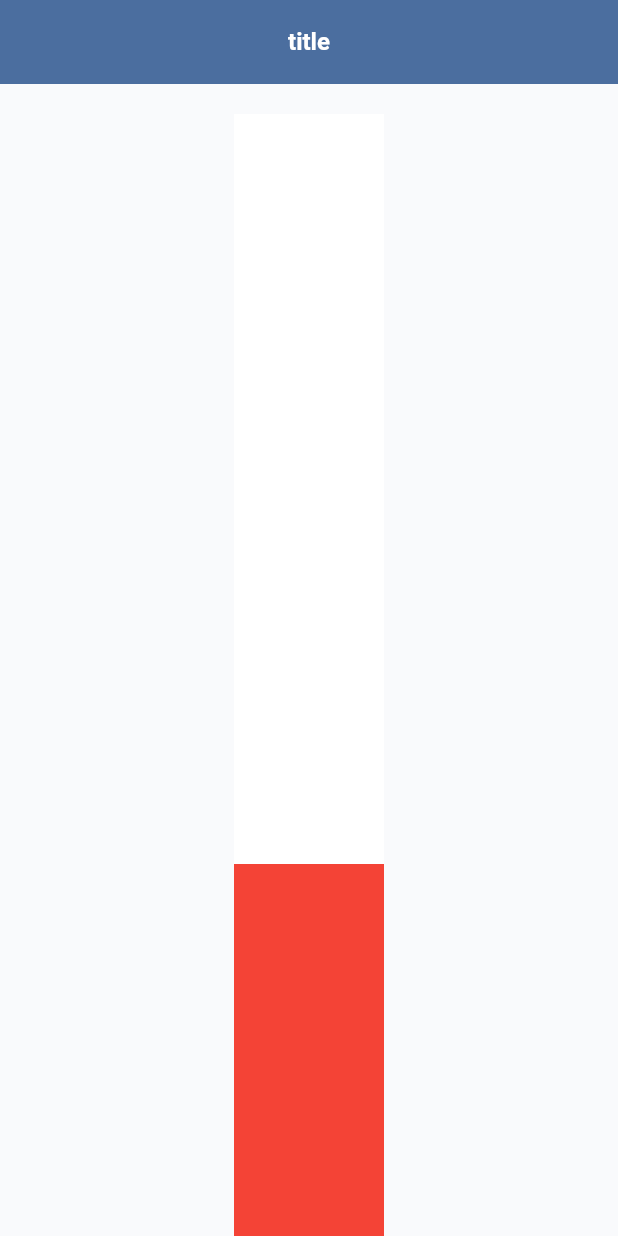
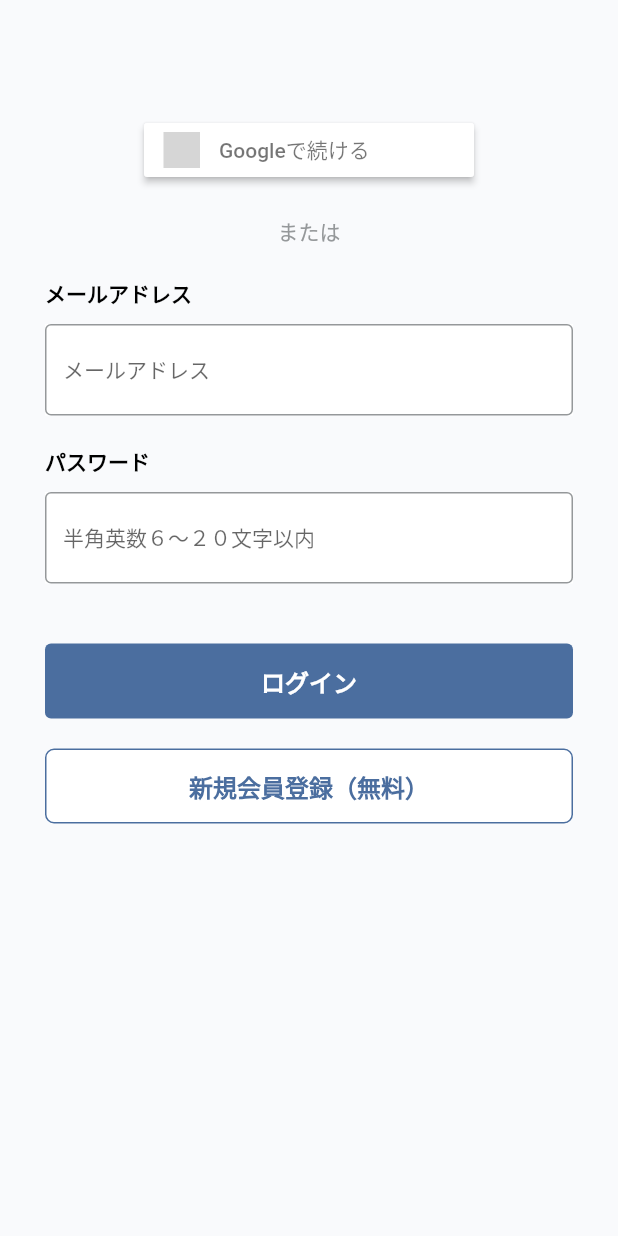
Before and after one commit to TakayamaRai/pattohou, a Flutter app: the screen it shows after launch, on a phone screen of 412 x 824 dp. Run offline on Flutter 3.47's test engine with Material 2 defaults, Android fonts, the phone set to English and light mode, and no system bars; our stand-ins replace cloud_firestore, email_validator, firebase_analytics, firebase_auth, firebase_core, firebase_crashlytics and 6 more; accounts and stored records are empty; grey boxes are pictures that could not be loaded.

Commit message:
signinボタン配置

```diff
--- /dev/null
+++ b/lib/data/shared_preference_key.dart
@@ -0,0 +1,4 @@
+class SPKeys {
+  static const String email = 'email';
+  static const String password = 'password';
+}
--- a/lib/main.dart
+++ b/lib/main.dart
@@ -6,15 +6,14 @@ import 'package:flutter/material.dart';
 import 'package:flutter_localizations/flutter_localizations.dart';
 import 'package:hooks_riverpod/hooks_riverpod.dart';
 import 'package:pattohou/data/color.dart';
-import 'package:pattohou/view/components/complete_dialog.dart';
-import 'package:pattohou/view/components/scroll_view.dart';
-import 'package:pattohou/view/components/textField.dart';
+import 'package:pattohou/models/local/shared_preference.dart';
+import 'package:pattohou/view/signIn/sign_in.dart';
 
 Future<void> main() async {
   await runZonedGuarded<Future<void>>(() async {
     WidgetsFlutterBinding.ensureInitialized();
     await Future.wait([
-      // SharedPreferencesUtil.instance(),
+      SP.instance(),
       Firebase.initializeApp()
     ]);
     FlutterError.onError = FirebaseCrashlytics.instance.recordFlutterFatalError;
@@ -44,47 +43,7 @@ class MyApp extends StatelessWidget {
       theme: ThemeData(
           primaryColor: MyColor.primary,
           fontFamily: 'Roboto'),
-      home:  MyHomePage(),
+      home:  SignInPage(),
     );
   }
 }
-
-
-class MyHomePage extends HookConsumerWidget {
-  @override
-  Widget build(BuildContext context, WidgetRef ref) {
-    return MyScrollView(
-        title: "title",
-        isBackIcon: false,
-        child:Stack(
-          children: [
-            Column(children: [
-              Container(color: Colors.white,height: 500,width: 100,),
-              Container(color: Colors.red,height: 400,width: 100,),
-              Image.asset("assets/complete.png"),
-              MyTextFieldWithLabel(
-                title: "代理人　氏名",
-                hintText: "山田　太郎",
-                controller: ref.watch(_proxyNameControllerProvider),
-                errorText: ref.watch(_errorTextOfProxyName),
-                hasRequiredLabel: true,
-                onChanged: (value) {
-                },
-              ),
-            ],),
-          ],
-        )
-    );
-  }
-}
-
-final _proxyNameControllerProvider =
-Provider.autoDispose<TextEditingController>((ref) =>
-TextEditingController()..text = "");
-
-
-/// 代理人　氏名 [ErrorText]
-final _errorTextOfProxyName = Provider.autoDispose<String>((ref) {
-    return "";
-  }
-);
--- a/lib/view/components/button.dart
+++ b/lib/view/components/button.dart
@@ -93,3 +93,54 @@ class DisableButton extends StatelessWidget {
     );
   }
 }
+
+class OutLineButton extends StatelessWidget {
+  final String name;
+  final double? height;
+  final double? width;
+  final double? left;
+  final double? top;
+  final double? right;
+  final double? bottom;
+  final Color? color;
+  final Function onPressed;
+
+  const OutLineButton({
+    Key? key,
+    required this.name,
+    this.height,
+    this.width,
+    this.left,
+    this.top,
+    this.right,
+    this.bottom,
+    this.color,
+    required this.onPressed,
+  }) : super(key: key);
+
+  @override
+  Widget build(BuildContext context) {
+    return Padding(
+      padding: EdgeInsets.only(left: left ?? 0, top: top ?? 0, right: right ?? 0, bottom: bottom ?? 0),
+      child: SizedBox(
+        height: height,
+        width: width,
+        child: TextButton(
+          style: OutlinedButton.styleFrom(
+            primary: color ?? MyColor.primary,
+            backgroundColor: Colors.white,
+            side: BorderSide(color: color ?? MyColor.primary),
+            shape: const RoundedRectangleBorder(borderRadius: BorderRadius.all(Radius.circular(6))),
+          ),
+          onPressed: () {
+            onPressed();
+          },
+          child: Text(
+            name,
+            style: TextStyle(color: color ?? MyColor.primary, fontSize: 16.0, fontWeight: FontWeight.w600),
+          ),
+        ),
+      ),
+    );
+  }
+}
--- a/lib/view/components/scroll_view.dart
+++ b/lib/view/components/scroll_view.dart
@@ -10,11 +10,15 @@ class MyScrollView extends StatelessWidget {
   final Widget child;
   final double? vertical;
   final double? horizontal;
+  final bool? isLoading;
+  final String? loadingText;
   const MyScrollView({
     this.title,
     this.isBackIcon,
     this.vertical,
     this.horizontal,
+    this.isLoading,
+    this.loadingText,
     required this.child
   });
 
@@ -38,6 +42,8 @@ class MyScrollView extends StatelessWidget {
                 )
             ),
           ),
+          if(isLoading??false)
+            Loading().dialog(message: loadingText??"お待ちください"),
         ],
       ),
     );
--- a/lib/view/components/textField.dart
+++ b/lib/view/components/textField.dart
@@ -4,7 +4,7 @@ import 'package:pattohou/data/color.dart';
 import 'package:pattohou/view/components/label.dart';
 import 'package:pattohou/view/components/text.dart';
 
-class MyTextFieldWithLabel extends StatelessWidget {
+class MyTextField extends StatelessWidget {
   final TextEditingController? controller;
   final TextInputType? keyboardType;
   final String? title;
@@ -17,7 +17,7 @@ class MyTextFieldWithLabel extends StatelessWidget {
   final ValueChanged<String>? onChanged;
   final FocusNode? focusNode;
 
-  const MyTextFieldWithLabel({
+  const MyTextField({
     Key? key,
     this.controller,
     this.keyboardType,
@@ -89,7 +89,7 @@ class MyTextFieldWithLabel extends StatelessWidget {
         if (errorText.isNotEmpty)
           Padding(
             padding: const EdgeInsets.only(top: 3.0),
-            child: text.p14normal(text: errorText, color: MyColor.gray),
+            child: text.p14normal(text: errorText, color: MyColor.red),
           ),
       ],
     );
--- /dev/null
+++ b/lib/view/signIn/sign_in.dart
@@ -0,0 +1,123 @@
+import 'dart:io';
+
+import 'package:flutter/material.dart';
+import 'package:hooks_riverpod/hooks_riverpod.dart';
+import 'package:pattohou/data/color.dart';
+import 'package:pattohou/view/components/button.dart';
+import 'package:pattohou/view/components/load_dialog.dart';
+import 'package:pattohou/view/components/scroll_view.dart';
+import 'package:pattohou/view/components/text.dart';
+import 'package:pattohou/view/components/textField.dart';
+import 'package:pattohou/viewmodel/common/loading_viewmodel.dart';
+import 'package:pattohou/viewmodel/signIn/sign_in_viewmodel.dart';
+import 'package:flutter_signin_button/flutter_signin_button.dart';
+
+class SignInPage extends HookConsumerWidget {
+  SignInPage({Key? key}) : super(key: key);
+  final TextEditingController _ctrlEmail = TextEditingController();
+  final TextEditingController _ctrlPassword = TextEditingController();
+
+  @override
+  Widget build(BuildContext context, WidgetRef ref) {
+    final vmWatch = ref.watch(signInProvider);
+
+    return MyScrollView(
+      isLoading: ref.watch(loadingStatusProvider).isLoading,
+      child: Column(
+          children: [
+            if(Platform.isIOS)
+              SignInButton(
+                Buttons.Apple,
+                text: "Apple IDで続ける",
+                onPressed: () => onSignInWithApple(ref: ref),
+              ),
+            if(Platform.isAndroid)
+              SignInButton(
+                Buttons.Google,
+                text: "Googleで続ける",
+                onPressed: () => onSignInWithGoogle(ref: ref),
+              ),
+            const SizedBox(height: 20,),
+            MyText().p14normal(text: "または",color: MyColor.gray),
+            const SizedBox(height: 20,),
+            MyTextField(
+                controller: _ctrlEmail,
+                keyboardType: TextInputType.emailAddress,
+                title: "メールアドレス",
+                hintText: "メールアドレス",
+                errorText: vmWatch.errorEmail
+            ),
+            Padding(
+              padding: const EdgeInsets.only(top: 20.0),
+              child: MyTextField(
+                controller: _ctrlPassword,
+                title: "パスワード",
+                hintText: "半角英数６〜２０文字以内",
+                errorText: vmWatch.errorPassword,
+              ),
+            ),
+            const SizedBox(height: 40,),
+            ColorButton(
+                name: "ログイン",
+                height: 50,
+                width: MediaQuery.of(context).size.width,
+                onPressed: () async => onSignIn(
+                    context: context, ref: ref,
+                    email: _ctrlEmail.text, password: _ctrlPassword.text)
+            ),
+            const SizedBox(height: 20,),
+            OutLineButton(
+              name: "新規会員登録（無料）",
+              height: 50,
+              width: MediaQuery.of(context).size.width,
+              onPressed: () => onSignUp(context: context),
+            ),
+          ],
+      ),);
+  }
+
+  Future<void> onSignIn({required BuildContext context, required WidgetRef ref,required String email, required String password})async {
+    final vmRead = ref.read(signInProvider.notifier);
+    final loading = ref.read(loadingStatusProvider.notifier)..start();
+    vmRead.clearErrText();
+    vmRead.emailValidator(email: email);
+    vmRead.passwordValidator(password: password);
+    final isSuccess = await vmRead.signIn();
+    if(isSuccess){
+      print('サインイン成功');
+    }
+    loading.end();
+    // await Navigator.of(context).pushAndRemoveUntil(
+    //     MaterialPageRoute<bool>(
+    //         builder: (_) => Splash()),(_)=>false);
+  }
+
+  onSignInWithGoogle({required WidgetRef ref}) async{
+    final vmRead = ref.read(signInProvider.notifier);
+    final loading = ref.read(loadingStatusProvider.notifier)..start();
+    final isSuccess = await vmRead.signInWithGoogle();
+    if(isSuccess){
+      print('サインイン成功');
+    }
+    loading.end();
+  }
+
+  void onSignUp({required BuildContext context}){
+    // Navigator.push(
+    //     context,
+    //     MaterialPageRoute<void>(builder: (context){
+    //       return RegisterPreparation();
+    //     }));
+  }
+
+  onSignInWithApple({required WidgetRef ref}) async{
+    final vmRead = ref.read(signInProvider.notifier);
+    final loading = ref.read(loadingStatusProvider.notifier)..start();
+    final isSuccess = await vmRead.signInWithApple();
+    if(isSuccess){
+      print('サインイン成功');
+    }
+    loading.end();
+  }
+
+}
--- a/lib/viewmodel/common/loading_viewmodel.dart
+++ b/lib/viewmodel/common/loading_viewmodel.dart
@@ -1,7 +1,6 @@
 import 'package:flutter/material.dart';
 import 'package:hooks_riverpod/hooks_riverpod.dart';
 
-@immutable
 class LoadingStatus {
   final String text;
   final bool isLoading;
--- /dev/null
+++ b/lib/viewmodel/common/validator.dart
@@ -0,0 +1,17 @@
+import 'package:email_validator/email_validator.dart';
+
+class Validator {
+
+  String checkEmail({required String email}) {
+    if(email == "") return "メールアドレスを入力してください";
+    if (!EmailValidator.validate(email)) return "不正な形式のメールアドレスです";
+    return "";
+  }
+
+  String checkPassword({required String password}) {
+    if (password == "") return "パスワードを入力してください";
+    if (password.length < 6) return "パスワードは６文字以上です";
+    if (20 < password.length) return "パスワードは２０文字以内です";
+    return "";
+  }
+}
--- a/pubspec.yaml
+++ b/pubspec.yaml
@@ -62,6 +62,9 @@ dependencies:
   pdf: ^3.8.3
   file: ^6.1.4
   heic_to_jpg: ^0.2.0
+  google_sign_in: ^5.4.2
+  flutter_signin_button: ^2.0.0
+
 
 dev_dependencies:
   flutter_test:
```
Also changed, not shown: lib/models/local/model/sign_in_model.dart (added, +17 -0 lines), lib/models/local/shared_preference.dart (added, +19 -0 lines), lib/models/repository/firebase/firebaseAuth.dart (+37 -11 lines), lib/viewmodel/signIn/sign_in_viewmodel.dart (added, +87 -0 lines), lib/models/repository/model/project_model.dart (renamed from lib/models/model/project_model.dart), lib/models/repository/model/project_model.freezed.dart (renamed from lib/models/model/project_model.freezed.dart), lib/models/repository/model/project_model.g.dart (renamed from lib/models/model/project_model.g.dart), lib/models/repository/model/user_model.dart (renamed from lib/models/model/user_model.dart), lib/models/repository/model/user_model.freezed.dart (renamed from lib/models/model/user_model.freezed.dart), lib/models/repository/model/user_model.g.dart (renamed from lib/models/model/user_model.g.dart), lib/models/repository/model/work_model.dart (renamed from lib/models/model/work_model.dart), lib/models/repository/model/work_model.freezed.dart (renamed from lib/models/model/work_model.freezed.dart), lib/models/repository/model/work_model.g.dart (renamed from lib/models/model/work_model.g.dart), pubspec.lock, 5 other files.
